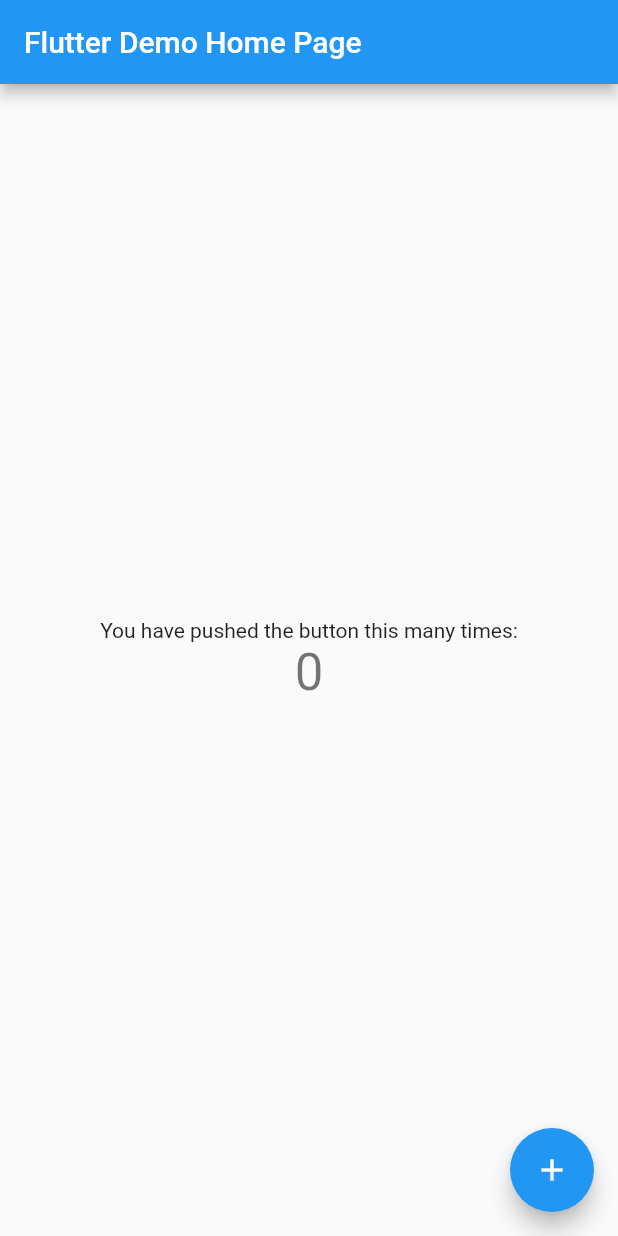
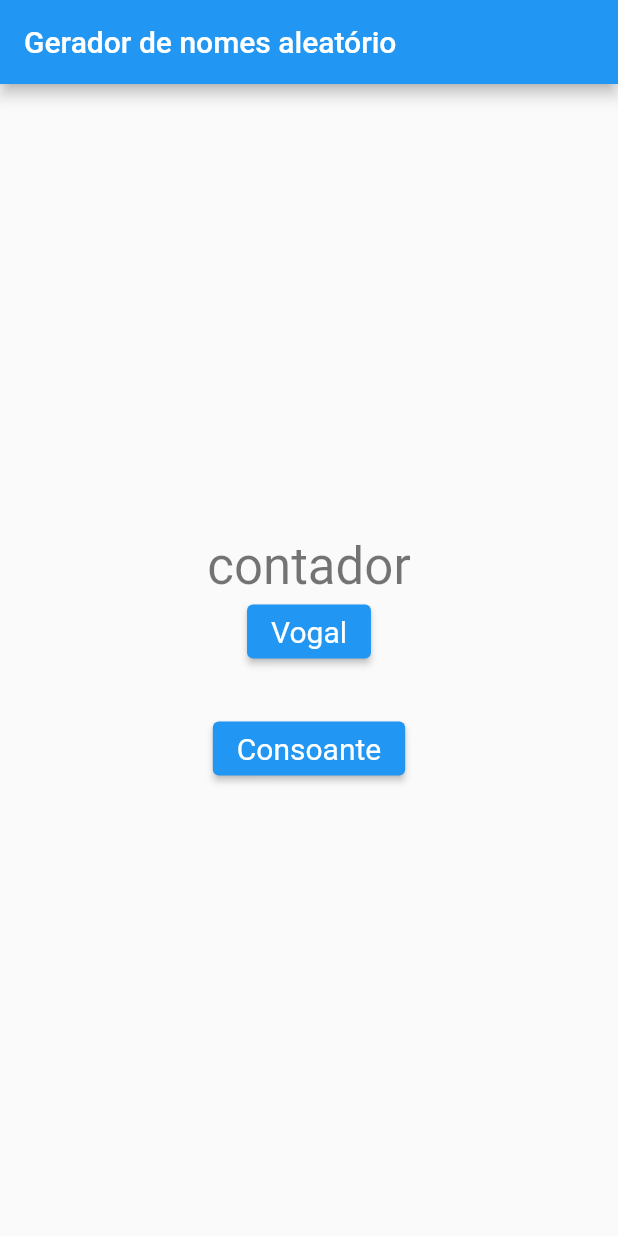
Before and after one commit to pedroGNF/random-name, a Flutter app: the screen it shows after launch, on a phone screen of 412 x 824 dp. Run offline on Flutter 3.47's test engine with Material 2 defaults, Android fonts, the light colour scheme and no system bars.

Commit message:
counter visor, added

```diff
--- a/lib/main.dart
+++ b/lib/main.dart
@@ -1,115 +1,101 @@
 import 'package:flutter/material.dart';
+import 'package:flutter/foundation.dart';
 
-void main() {
-  runApp(const MyApp());
-}
+void main() => runApp(const MyApp());
 
 class MyApp extends StatelessWidget {
   const MyApp({super.key});
 
-  // This widget is the root of your application.
+  static const String _title = 'Gerador de nomes aleatório';
+
   @override
   Widget build(BuildContext context) {
     return MaterialApp(
-      title: 'Flutter Demo',
-      theme: ThemeData(
-        // This is the theme of your application.
-        //
-        // Try running your application with "flutter run". You'll see the
-        // application has a blue toolbar. Then, without quitting the app, try
-        // changing the primarySwatch below to Colors.green and then invoke
-        // "hot reload" (press "r" in the console where you ran "flutter run",
-        // or simply save your changes to "hot reload" in a Flutter IDE).
-        // Notice that the counter didn't reset back to zero; the application
-        // is not restarted.
-        primarySwatch: Colors.blue,
+      title: _title,
+      home: Scaffold(
+        appBar: AppBar(title: const Text(_title)),
+        body: const MyStatefulWidget(),
       ),
-      home: const MyHomePage(title: 'Flutter Demo Home Page'),
     );
   }
 }
 
-class MyHomePage extends StatefulWidget {
-  const MyHomePage({super.key, required this.title});
-
-  // This widget is the home page of your application. It is stateful, meaning
-  // that it has a State object (defined below) that contains fields that affect
-  // how it looks.
-
-  // This class is the configuration for the state. It holds the values (in this
-  // case the title) provided by the parent (in this case the App widget) and
-  // used by the build method of the State. Fields in a Widget subclass are
-  // always marked "final".
-
-  final String title;
+class MyStatefulWidget extends StatefulWidget {
+  const MyStatefulWidget({super.key});
 
   @override
-  State<MyHomePage> createState() => _MyHomePageState();
+  State<MyStatefulWidget> createState() => _MyStatefulWidgetState();
 }
 
-class _MyHomePageState extends State<MyHomePage> {
-  int _counter = 0;
+extension Shuffle on String {
+  String get shuffled => (split('')..shuffle()).join('');
+}
 
-  void _incrementCounter() {
+class _MyStatefulWidgetState extends State<MyStatefulWidget> {
+  var contador = 'banana';
+
+  void aleatorio() {
     setState(() {
-      // This call to setState tells the Flutter framework that something has
-      // changed in this State, which causes it to rerun the build method below
-      // so that the display can reflect the updated values. If we changed
-      // _counter without calling setState(), then the build method would not be
-      // called again, and so nothing would appear to happen.
-      _counter++;
+      contador;
     });
   }
 
   @override
   Widget build(BuildContext context) {
-    // This method is rerun every time setState is called, for instance as done
-    // by the _incrementCounter method above.
-    //
-    // The Flutter framework has been optimized to make rerunning build methods
-    // fast, so that you can just rebuild anything that needs updating rather
-    // than having to individually change instances of widgets.
-    return Scaffold(
-      appBar: AppBar(
-        // Here we take the value from the MyHomePage object that was created by
-        // the App.build method, and use it to set our appbar title.
-        title: Text(widget.title),
+    List<String> vogais = [
+      "b",
+      "c",
+      "d",
+      "f",
+      "g",
+      "h",
+      "j",
+      "k",
+      "l",
+      "m",
+      "n",
+      "p",
+      "q",
+      "v",
+      "x",
+      "w",
+      "y",
+      "z"
+    ];
+    vogais.shuffle();
+    if (kDebugMode) {
+      print(vogais);
+    }
+
+    List<String> consoantes = ["a", "e", "i", "o", "u"];
+    consoantes.shuffle();
+    if (kDebugMode) {
+      print(consoantes);
+    }
+
+    final ButtonStyle style =
+        ElevatedButton.styleFrom(textStyle: const TextStyle(fontSize: 20));
+    return Center(
+      child: Column(
+        mainAxisSize: MainAxisSize.min,
+        children: <Widget>[
+          Text(
+            'contador',
+            style: Theme.of(context).textTheme.headline4,
+          ),
+          ElevatedButton(
+            style: style,
+            onPressed: () => {vogais[0]},
+            child: const Text('Vogal'),
+          ),
+          const SizedBox(height: 30),
+          ElevatedButton(
+            style: style,
+            onPressed: () => {aleatorio()},
+            child: const Text('Consoante'),
+          ),
+        ],
       ),
-      body: Center(
-        // Center is a layout widget. It takes a single child and positions it
-        // in the middle of the parent.
-        child: Column(
-          // Column is also a layout widget. It takes a list of children and
-          // arranges them vertically. By default, it sizes itself to fit its
-          // children horizontally, and tries to be as tall as its parent.
-          //
-          // Invoke "debug painting" (press "p" in the console, choose the
-          // "Toggle Debug Paint" action from the Flutter Inspector in Android
-          // Studio, or the "Toggle Debug Paint" command in Visual Studio Code)
-          // to see the wireframe for each widget.
-          //
-          // Column has various properties to control how it sizes itself and
-          // how it positions its children. Here we use mainAxisAlignment to
-          // center the children vertically; the main axis here is the vertical
-          // axis because Columns are vertical (the cross axis would be
-          // horizontal).
-          mainAxisAlignment: MainAxisAlignment.center,
-          children: <Widget>[
-            const Text(
-              'You have pushed the button this many times:',
-            ),
-            Text(
-              '$_counter',
-              style: Theme.of(context).textTheme.headline4,
-            ),
-          ],
-        ),
-      ),
-      floatingActionButton: FloatingActionButton(
-        onPressed: _incrementCounter,
-        tooltip: 'Increment',
-        child: const Icon(Icons.add),
-      ), // This trailing comma makes auto-formatting nicer for build methods.
     );
   }
 }
```
Also changed, not shown: 19 other files.
